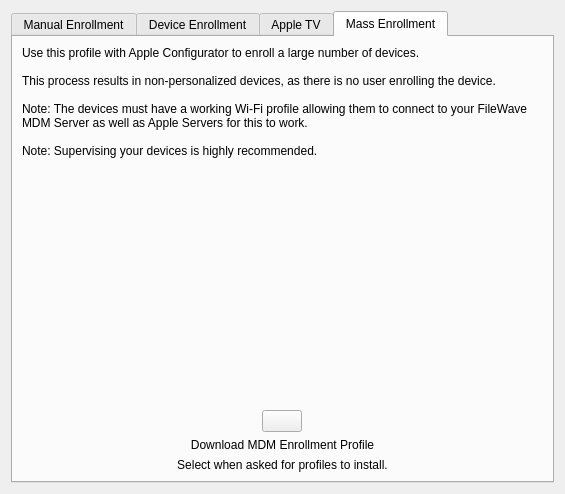
First picture: the form in FWAdminLib/EnrollDeviceDlg.ui, repository fw-dev/translations, before the edit.
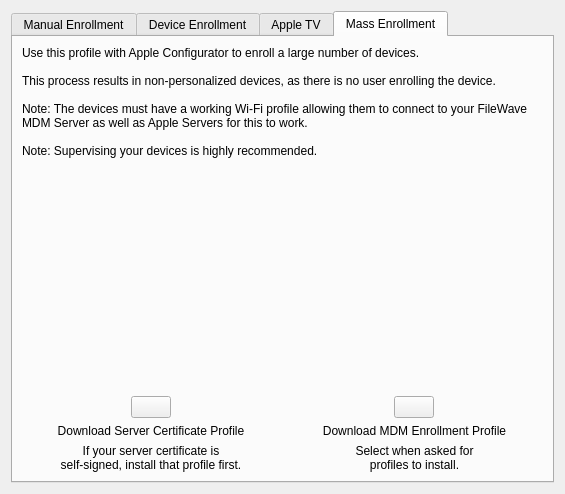
Second picture: the form after the edit. The open tabs and pages were chosen to show the change. Icons and pictures are not drawn.

What changed in the file:
```diff
--- a/FWAdminLib/EnrollDeviceDlg.ui
+++ b/FWAdminLib/EnrollDeviceDlg.ui
@@ -622,13 +622,72 @@
         </spacer>
        </item>
        <item>
-        <layout class="QVBoxLayout" name="verticalLayout_11">
+        <layout class="QHBoxLayout" name="horizontalLayout_11">
          <item>
-          <layout class="QHBoxLayout" name="horizontalLayout_8">
+          <layout class="QVBoxLayout" name="verticalLayout_30">
            <item>
-            <layout class="QVBoxLayout" name="verticalLayout_12">
+            <layout class="QHBoxLayout" name="horizontalLayout_22">
              <item>
-              <layout class="QHBoxLayout" name="horizontalLayout_9">
+              <widget class="QPushButton" name="massEnrollmentCertificateButton">
+               <property name="sizePolicy">
+                <sizepolicy hsizetype="Fixed" vsizetype="Preferred">
+                 <horstretch>0</horstretch>
+                 <verstretch>0</verstretch>
+                </sizepolicy>
+               </property>
+               <property name="text">
+                <string/>
+               </property>
+               <property name="icon">
+                <iconset resource="Configurator/Configurator.qrc">
+                 <normaloff>:/assets/Credentials.png</normaloff>:/assets/Credentials.png</iconset>
+               </property>
+               <property name="iconSize">
+                <size>
+                 <width>32</width>
+                 <height>32</height>
+                </size>
+               </property>
+              </widget>
+             </item>
+            </layout>
+           </item>
+           <item>
+            <widget class="QLabel" name="label_39">
+             <property name="minimumSize">
+              <size>
+               <width>160</width>
+               <height>0</height>
+              </size>
+             </property>
+             <property name="text">
+              <string>Download Server Certificate Profile</string>
+             </property>
+             <property name="alignment">
+              <set>Qt::AlignHCenter|Qt::AlignTop</set>
+             </property>
+            </widget>
+           </item>
+           <item>
+            <widget class="QLabel" name="label_40">
+             <property name="text">
+              <string>If your server certificate is
+self-signed, install that profile first.</string>
+             </property>
+             <property name="alignment">
+              <set>Qt::AlignBottom|Qt::AlignHCenter</set>
+             </property>
+             <property name="wordWrap">
+              <bool>true</bool>
+             </property>
+            </widget>
+           </item>
+          </layout>
+         </item>
+         <item>
+          <layout class="QVBoxLayout" name="verticalLayout_31">
+           <item>
+            <layout class="QHBoxLayout" name="horizontalLayout_12">
                <item>
                 <widget class="QPushButton" name="enrollmentProfilePB">
                  <property name="sizePolicy">
@@ -679,14 +738,13 @@
                 </size>
                </property>
                <property name="text">
-                <string>Select when asked for profiles to install.</string>
+              <string>Select when asked for
+profiles to install.</string>
                </property>
                <property name="alignment">
                 <set>Qt::AlignCenter</set>
                </property>
               </widget>
-             </item>
-            </layout>
            </item>
           </layout>
          </item>
```
Left out of the diff: 4 changed lines with no effect on the pictures. Lines whose indentation alone changed are shown as unchanged.
